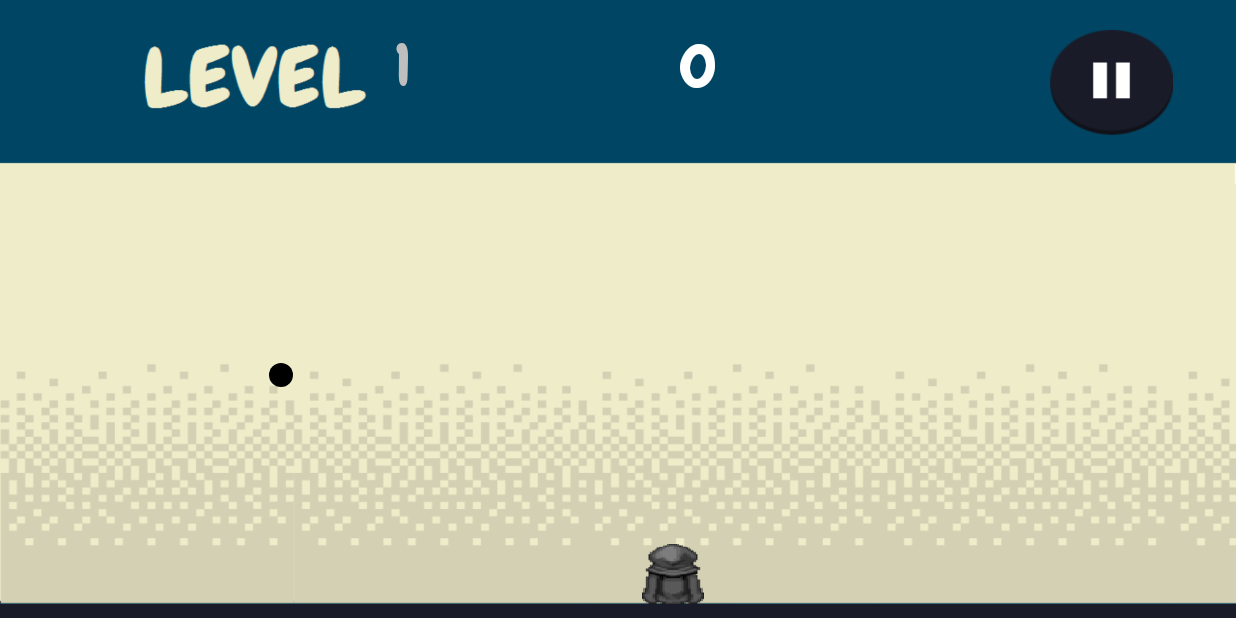
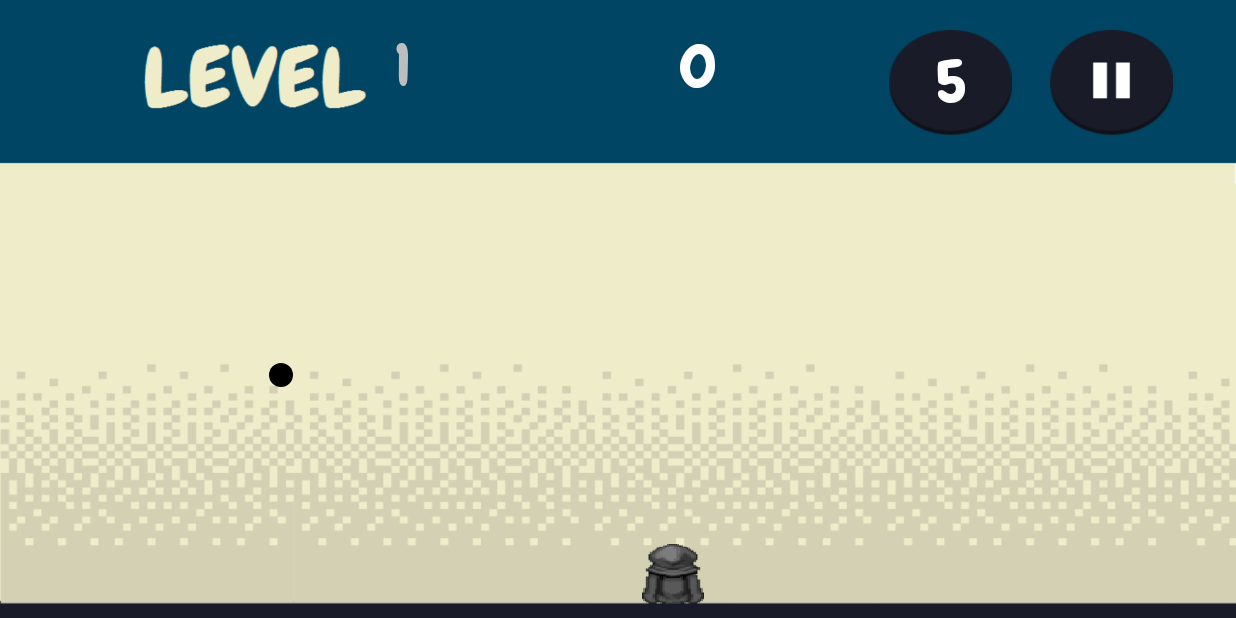
Before and after one commit to deep-154/Ball-x2, an Android app: the MainActivity screen opened directly, with no data from a screen before it, on a phone screen of 824 x 412 dp (held sideways). Run offline under Robolectric (Android 15) with nearby library versions, the phone set to English and light mode, and no system bars.

Commit message:
life bar design updated

```diff
--- a/app/src/main/java/com/mdg/bubbletrouble/Levels.java
+++ b/app/src/main/java/com/mdg/bubbletrouble/Levels.java
@@ -531,6 +531,7 @@ public class Levels extends View {
 			renderingWall(c);
 		}
         MainActivity.scoreView.setText(""+score);
+        MainActivity.lifeView.setText(""+numberOfLife);
 
 	}
 
--- a/app/src/main/java/com/mdg/bubbletrouble/MainActivity.java
+++ b/app/src/main/java/com/mdg/bubbletrouble/MainActivity.java
@@ -15,6 +15,7 @@ import android.os.Bundle;
 import android.util.DisplayMetrics;
 import android.util.Log;
 import android.view.Display;
+import android.view.Gravity;
 import android.view.KeyEvent;
 import android.view.View;
 import android.view.WindowManager;
@@ -31,7 +32,7 @@ public class MainActivity extends Activity{
     static MainActivity activity;
     int height,width;
 	AccelerometerData data = new AccelerometerData();
-    static TextView noOflevel,scoreView;
+    static TextView noOflevel,scoreView,lifeView;
     ImageButton pause,play;
 
 	@Override
@@ -91,6 +92,18 @@ public class MainActivity extends Activity{
         paramsScore.leftMargin = 55 * width / 100;
         paramsScore.topMargin = 45*height / 1000;
         relativeLayout.addView(scoreView,paramsScore);
+
+        lifeView = new TextView(this);
+        lifeView.setGravity(Gravity.CENTER);
+        lifeView.setTextColor(Color.WHITE);
+        lifeView.setTypeface(custom_font);
+        lifeView.setTextSize(65 * height / 1000);
+        lifeView.setBackgroundResource(R.drawable.btn_life);
+        RelativeLayout.LayoutParams paramsLife = new RelativeLayout.LayoutParams(
+                10 * width / 100, 17 * height / 100);
+        paramsLife.leftMargin = 72 * width / 100;
+        paramsLife.topMargin = 5*height / 100;
+        relativeLayout.addView(lifeView,paramsLife);
 
 
 
```
Also changed, not shown: app/src/main/res/drawable-mdpi/btn_life.png (added).
